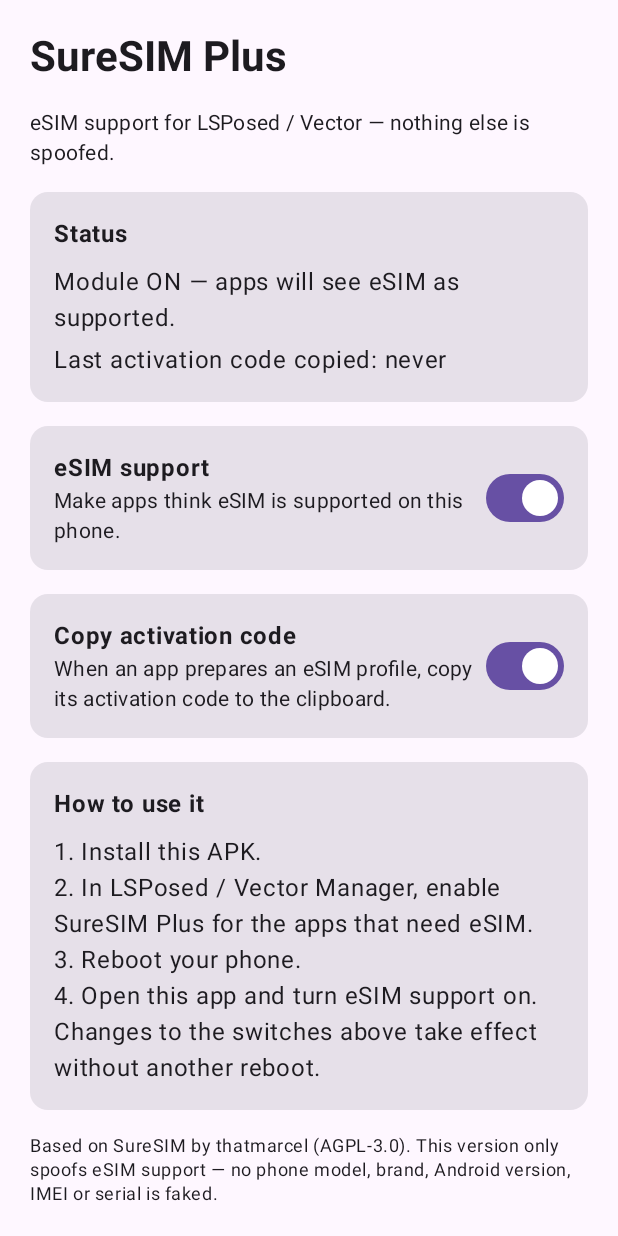
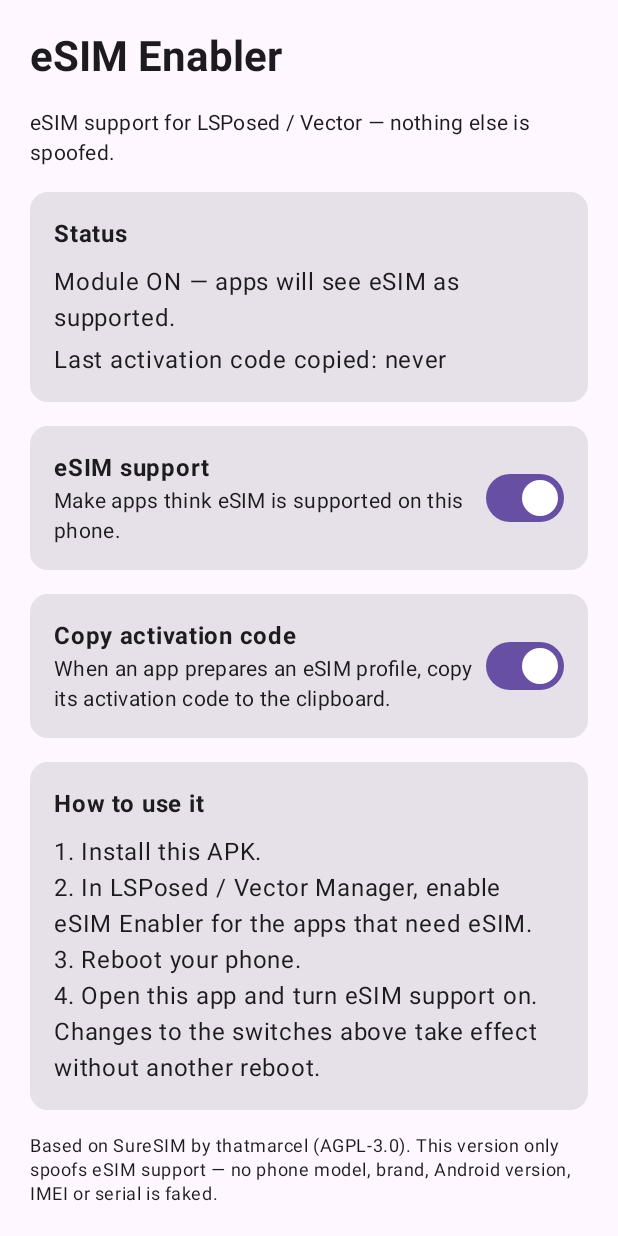
Before and after one commit to mrzain1915-wq/suresim-plus, an Android app built with Jetpack Compose: the screen it shows after launch (MainActivity), on a phone screen of 412 x 824 dp. Run offline under Robolectric (Android 15) with nearby library versions, the phone set to English and light mode, and no system bars.

Commit message:
v1.0.3: rename app to eSIM Enabler

```diff
--- a/app/src/main/java/com/droidtune/suresim/MainActivity.kt
+++ b/app/src/main/java/com/droidtune/suresim/MainActivity.kt
@@ -34,7 +34,7 @@ import java.util.Date
 import java.util.Locale
 
 /**
- * SureSIM Plus settings UI.
+ * eSIM Enabler settings UI.
  *
  * Two toggles, saved in SharedPreferences and read by the hook in the
  * target app's process through the framework's RemotePreferences
@@ -104,7 +104,7 @@ private fun SettingsScreen() {
         verticalArrangement = Arrangement.spacedBy(16.dp)
     ) {
         Text(
-            text = "SureSIM Plus",
+            text = "eSIM Enabler",
             style = MaterialTheme.typography.headlineMedium,
             fontWeight = FontWeight.Bold
         )
@@ -149,7 +149,7 @@ private fun SettingsScreen() {
                 Spacer(modifier = Modifier.height(8.dp))
                 Text(
                     text = "1. Install this APK.\n" +
-                        "2. In LSPosed / Vector Manager, enable SureSIM Plus for the apps that need eSIM.\n" +
+                        "2. In LSPosed / Vector Manager, enable eSIM Enabler for the apps that need eSIM.\n" +
                         "3. Reboot your phone.\n" +
                         "4. Open this app and turn eSIM support on.\n" +
                         "Changes to the switches above take effect without another reboot."
--- a/app/src/main/java/com/droidtune/suresim/ModuleMain.kt
+++ b/app/src/main/java/com/droidtune/suresim/ModuleMain.kt
@@ -11,7 +11,7 @@ import io.github.libxposed.api.XposedModule
 import io.github.libxposed.api.XposedModuleInterface.PackageReadyParam
 
 /**
- * SureSIM Plus — eSIM support module.
+ * eSIM Enabler — eSIM support module.
  *
  * Based on SureSIM by thatmarcel (AGPL-3.0). This fork only ever spoofs
  * eSIM support (EuiccManager.isEnabled) and, optionally, copies the eSIM
@@ -30,7 +30,7 @@ class ModuleMain : XposedModule() {
     }
 
     /**
-     * Reads the settings the user chose in the SureSIM Plus app.
+     * Reads the settings the user chose in the eSIM Enabler app.
      * Runs on every hook call so a toggle change takes effect without a
      * reboot (after the first reboot that loads the module).
      *
@@ -143,7 +143,7 @@ class ModuleMain : XposedModule() {
                     )
                 )
 
-                // Tell the SureSIM Plus app (only the time, never the
+                // Tell the eSIM Enabler app (only the time, never the
                 // code) so its status line can show the last copy time.
                 val broadcast = Intent(Prefs.ACTION_CODE_COPIED).apply {
                     setPackage("com.droidtune.suresim")
--- a/app/src/main/java/com/droidtune/suresim/Prefs.kt
+++ b/app/src/main/java/com/droidtune/suresim/Prefs.kt
@@ -1,7 +1,7 @@
 package com.droidtune.suresim
 
 /**
- * Shared constants for SureSIM Plus.
+ * Shared constants for eSIM Enabler.
  *
  * The settings UI (MainActivity) writes these SharedPreferences; the hook
  * (ModuleMain) reads them from the target app's process through the
```
